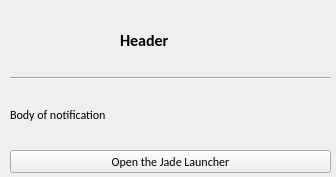
This is ui/notification.ui in nfoert/jadelauncher_actionstest as Qt 5 draws it before an edit. The edited form follows.
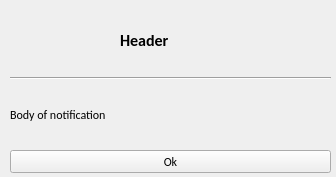
This is the edited form. Icons and pictures are not drawn.

Patch:
```diff
--- a/ui/notification.ui
+++ b/ui/notification.ui
@@ -10,6 +10,24 @@
     <height>177</height>
    </rect>
   </property>
+  <property name="sizePolicy">
+   <sizepolicy hsizetype="Fixed" vsizetype="Fixed">
+    <horstretch>0</horstretch>
+    <verstretch>0</verstretch>
+   </sizepolicy>
+  </property>
+  <property name="minimumSize">
+   <size>
+    <width>336</width>
+    <height>177</height>
+   </size>
+  </property>
+  <property name="maximumSize">
+   <size>
+    <width>336</width>
+    <height>177</height>
+   </size>
+  </property>
   <property name="windowTitle">
    <string>Jade Launcher</string>
   </property>
@@ -103,7 +121,7 @@
      </font>
     </property>
     <property name="text">
-     <string>Open the Jade Launcher</string>
+     <string>Ok</string>
     </property>
    </widget>
   </widget>
```
Left out of the diff: 26 changed lines with no effect on the pictures.
